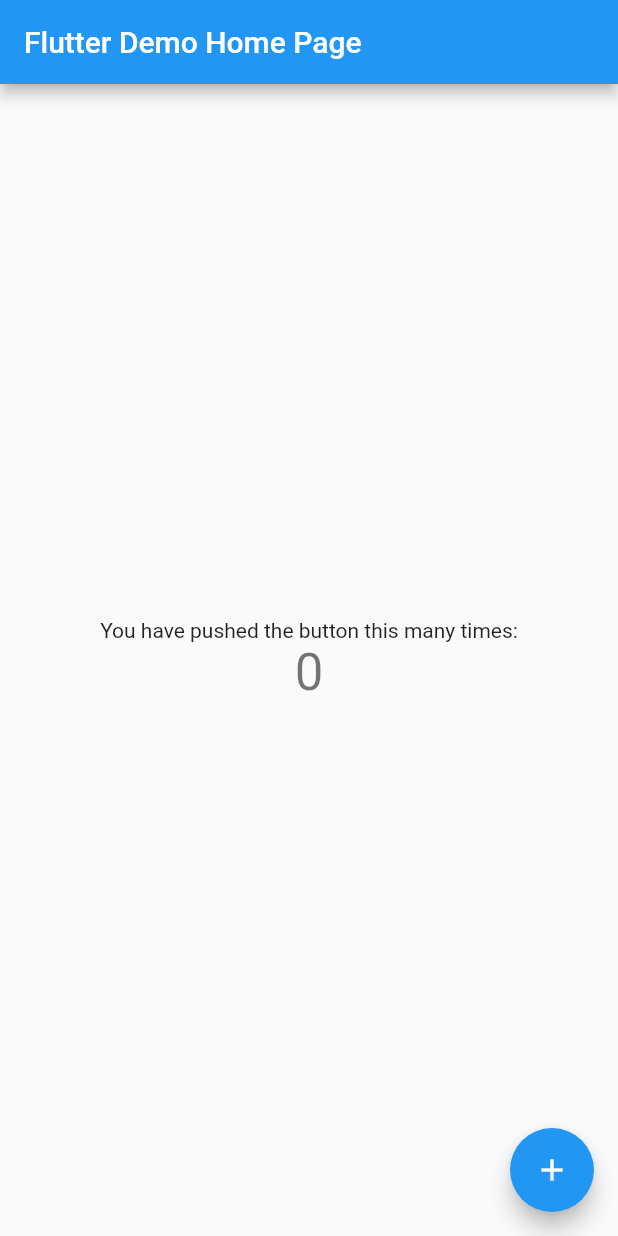
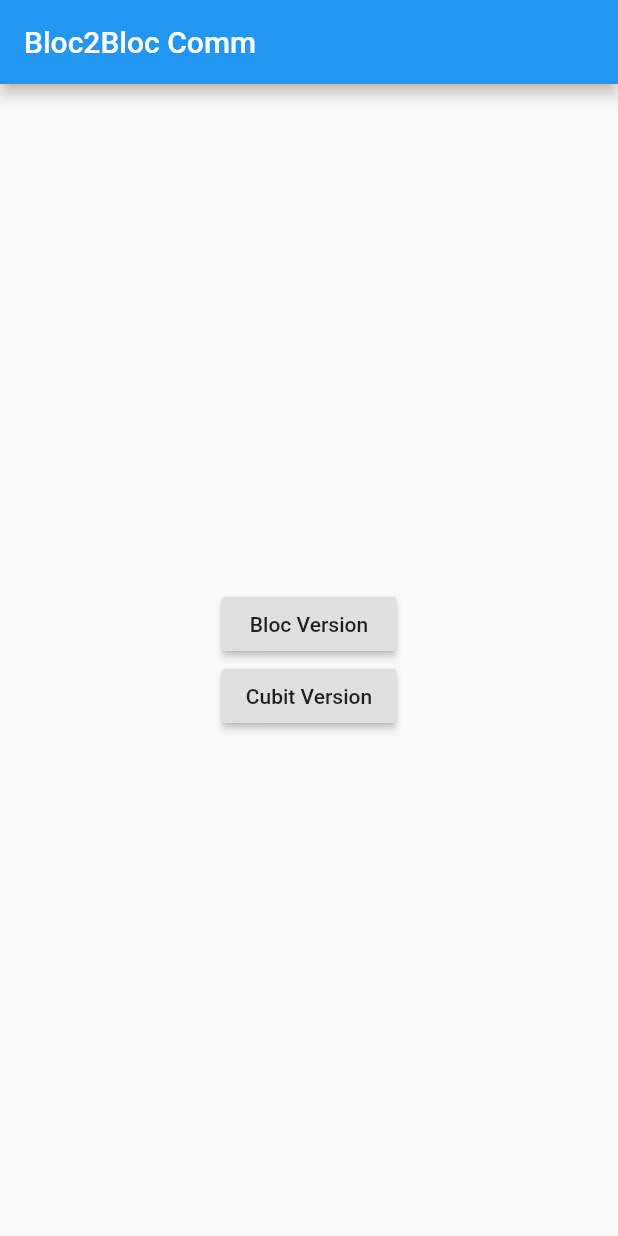
Before and after one commit to kicok/bloc_to_bloc_communication, a Flutter app: the screen it shows after launch, on a phone screen of 412 x 824 dp. Run offline on Flutter 3.47's test engine with Material 2 defaults, Android fonts, the phone set to English and light mode, and no system bars.

Commit message:
initial commit

```diff
--- a/lib/main.dart
+++ b/lib/main.dart
@@ -1,117 +1,58 @@
 import 'package:flutter/material.dart';
+import 'bloc_comm_page.dart';
+import 'cubit_comm_page.dart';
 
 void main() {
   runApp(MyApp());
 }
 
 class MyApp extends StatelessWidget {
-  // This widget is the root of your application.
   @override
   Widget build(BuildContext context) {
     return MaterialApp(
       title: 'Flutter Demo',
       theme: ThemeData(
-        // This is the theme of your application.
-        //
-        // Try running your application with "flutter run". You'll see the
-        // application has a blue toolbar. Then, without quitting the app, try
-        // changing the primarySwatch below to Colors.green and then invoke
-        // "hot reload" (press "r" in the console where you ran "flutter run",
-        // or simply save your changes to "hot reload" in a Flutter IDE).
-        // Notice that the counter didn't reset back to zero; the application
-        // is not restarted.
         primarySwatch: Colors.blue,
-        // This makes the visual density adapt to the platform that you run
-        // the app on. For desktop platforms, the controls will be smaller and
-        // closer together (more dense) than on mobile platforms.
         visualDensity: VisualDensity.adaptivePlatformDensity,
       ),
-      home: MyHomePage(title: 'Flutter Demo Home Page'),
+      home: MyHomePage(),
     );
   }
 }
 
-class MyHomePage extends StatefulWidget {
-  MyHomePage({Key key, this.title}) : super(key: key);
-
-  // This widget is the home page of your application. It is stateful, meaning
-  // that it has a State object (defined below) that contains fields that affect
-  // how it looks.
-
-  // This class is the configuration for the state. It holds the values (in this
-  // case the title) provided by the parent (in this case the App widget) and
-  // used by the build method of the State. Fields in a Widget subclass are
-  // always marked "final".
-
-  final String title;
-
-  @override
-  _MyHomePageState createState() => _MyHomePageState();
-}
-
-class _MyHomePageState extends State<MyHomePage> {
-  int _counter = 0;
-
-  void _incrementCounter() {
-    setState(() {
-      // This call to setState tells the Flutter framework that something has
-      // changed in this State, which causes it to rerun the build method below
-      // so that the display can reflect the updated values. If we changed
-      // _counter without calling setState(), then the build method would not be
-      // called again, and so nothing would appear to happen.
-      _counter++;
-    });
-  }
-
+class MyHomePage extends StatelessWidget {
   @override
   Widget build(BuildContext context) {
-    // This method is rerun every time setState is called, for instance as done
-    // by the _incrementCounter method above.
-    //
-    // The Flutter framework has been optimized to make rerunning build methods
-    // fast, so that you can just rebuild anything that needs updating rather
-    // than having to individually change instances of widgets.
     return Scaffold(
       appBar: AppBar(
-        // Here we take the value from the MyHomePage object that was created by
-        // the App.build method, and use it to set our appbar title.
-        title: Text(widget.title),
+        title: Text('Bloc2Bloc Comm'),
       ),
       body: Center(
-        // Center is a layout widget. It takes a single child and positions it
-        // in the middle of the parent.
+        child: IntrinsicWidth(
           child: Column(
-          // Column is also a layout widget. It takes a list of children and
-          // arranges them vertically. By default, it sizes itself to fit its
-          // children horizontally, and tries to be as tall as its parent.
-          //
-          // Invoke "debug painting" (press "p" in the console, choose the
-          // "Toggle Debug Paint" action from the Flutter Inspector in Android
-          // Studio, or the "Toggle Debug Paint" command in Visual Studio Code)
-          // to see the wireframe for each widget.
-          //
-          // Column has various properties to control how it sizes itself and
-          // how it positions its children. Here we use mainAxisAlignment to
-          // center the children vertically; the main axis here is the vertical
-          // axis because Columns are vertical (the cross axis would be
-          // horizontal).
             mainAxisAlignment: MainAxisAlignment.center,
+            crossAxisAlignment: CrossAxisAlignment.stretch,
             children: <Widget>[
-            Text(
-              'You have pushed the button this many times:',
+              RaisedButton(
+                child: Text('Bloc Version'),
+                onPressed: () {
+                  Navigator.push(context, MaterialPageRoute(builder: (context) {
+                    return BlocCommPage();
+                  }));
+                },
               ),
-            Text(
-              '$_counter',
-              style: Theme.of(context).textTheme.headline4,
+              RaisedButton(
+                child: Text('Cubit Version'),
+                onPressed: () {
+                  Navigator.push(context, MaterialPageRoute(builder: (context) {
+                    return CubitcommPage();
+                  }));
+                },
               ),
             ],
           ),
         ),
-      floatingActionButton: FloatingActionButton(
-        onPressed: _incrementCounter,
-        tooltip: 'Increment',
-        child: Icon(Icons.add),
-      ), // This trailing comma makes auto-formatting nicer for build methods.
+      ),
     );
   }
 }
```
Also changed, not shown: lib/bloc_comm_page.dart (added, +48 -0 lines), lib/cubit_comm_page.dart (added, +48 -0 lines). Lines whose indentation alone changed are shown as unchanged.
